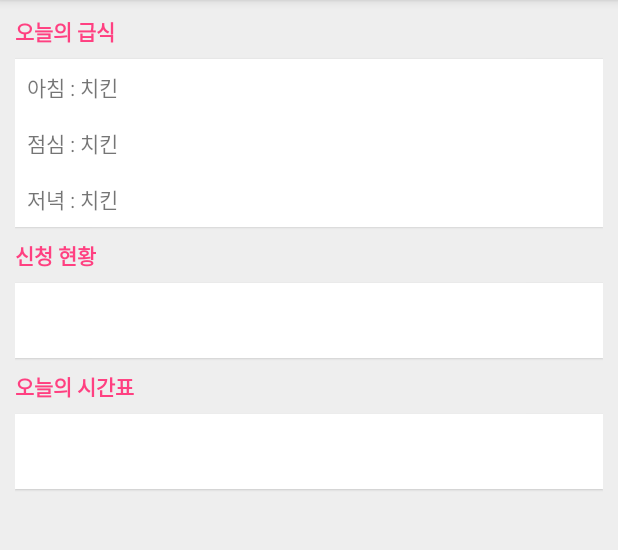
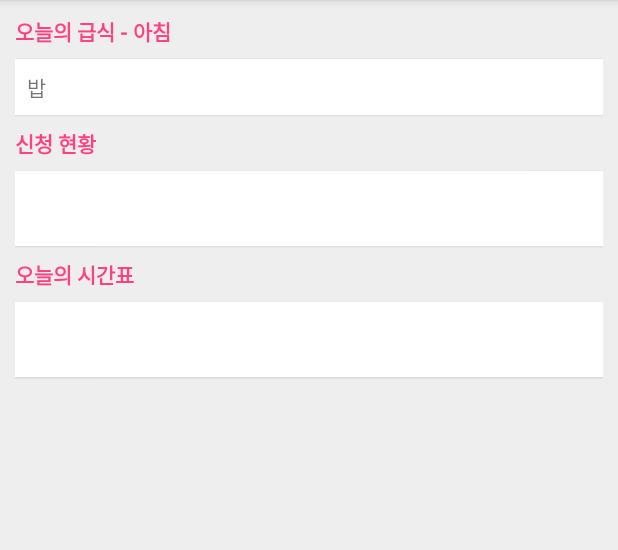
Before and after one commit to endlessdev/DimigoIN-Android, an Android app: the fragment BoardFragment placed in its activity, after a tap on an icon or button, on a phone screen of 412 x 824 dp, the part 84-634 px from its top. Run offline under Robolectric (Android 15) with nearby library versions, the phone set to English and light mode, and no system bars; our stand-ins replace ButterKnife; libraries missing offline, so code that uses them is left out: jp.wasabeef.glide; pictures from the network do not load; 12 statements that could not run were skipped; 1 other tap on this screen came first.

```diff
--- a/app/src/main/java/us/narin/dimigoin/api/ApiObject.java
+++ b/app/src/main/java/us/narin/dimigoin/api/ApiObject.java
@@ -4,12 +4,13 @@ import retrofit.GsonConverterFactory;
 import retrofit.Retrofit;
 
 public class ApiObject {
+    private static String baseURL;
 
     private static ApiRequests apiRequests;
 
     public static ApiRequests initClient(String baseUrl) {
 
-        if (apiRequests == null) {
+        if (apiRequests == null || !baseURL.equals(baseUrl)) {
 
             Retrofit retrofit = new Retrofit.Builder()
                     .baseUrl(baseUrl)
@@ -17,6 +18,8 @@ public class ApiObject {
                     .build();
 
             apiRequests = retrofit.create(ApiRequests.class);
+
+            baseURL = baseUrl;
         }
         return apiRequests;
     }
--- a/app/src/main/java/us/narin/dimigoin/api/ApiRequests.java
+++ b/app/src/main/java/us/narin/dimigoin/api/ApiRequests.java
@@ -59,4 +59,9 @@ public interface ApiRequests {
             @Field("ctegory") String submitCategory
     );
 
+    @GET("/pages/dimibob_getdata.php")
+    Call<Meal> requestMeal();
+
+
+
 }
--- a/app/src/main/java/us/narin/dimigoin/fragments/navigation/MainFragment.java
+++ b/app/src/main/java/us/narin/dimigoin/fragments/navigation/MainFragment.java
@@ -3,23 +3,100 @@ package us.narin.dimigoin.fragments.navigation;
 import android.os.Bundle;
 import android.support.design.widget.TabLayout;
 import android.support.v4.app.Fragment;
+import android.support.v4.widget.TextViewCompat;
 import android.view.LayoutInflater;
 import android.view.View;
 import android.view.ViewGroup;
+import android.widget.TextView;
+
+import java.text.SimpleDateFormat;
+import java.util.Date;
+
+import retrofit.Call;
+import retrofit.Callback;
+import retrofit.Response;
 import us.narin.dimigoin.R;
 import us.narin.dimigoin.activities.MainActivity;
+import us.narin.dimigoin.api.ApiObject;
+import us.narin.dimigoin.api.ApiRequests;
+import us.narin.dimigoin.model.pojo.Meal;
+import us.narin.dimigoin.util.Schema;
 
 public class MainFragment extends Fragment {
+    private ApiRequests apiRequests = ApiObject.initClient("http://dimigo.in");
+    private Call<Meal> meal;
+
+    private TextView txtMealTitle;
+    private TextView txtMealContent;
+
+    private int nowTime = Integer.valueOf((new SimpleDateFormat("HH")).format(new Date()));
 
     @Override
-    public View onCreateView(LayoutInflater inflater, ViewGroup container,
-                             Bundle savedInstanceState) {
+    public View onCreateView(LayoutInflater inflater, ViewGroup container, Bundle savedInstanceState) {
+        View returnView = designInit(inflater, container);
+
+        meal = apiRequests.requestMeal();
+        meal.enqueue(new Callback<Meal>() {
+            @Override
+            public void onResponse(Response<Meal> response) {
+                final Meal meals = response.body();
+
+                if(response.code() == 200) {
+                    String mealContent = "", mealTitle = "";
+
+                    if(nowTime <= 8) {
+                        mealContent = meals.getMealBreakfast();
+                        mealTitle = getString(R.string.home_title_today_meal_breakfast);
+                    } else if(nowTime <= 13) {
+                        mealContent = meals.getMealLunch();
+                        mealTitle = getString(R.string.home_title_today_meal_lunch);
+                    }else if(nowTime <= 18 || nowTime >= 18) {
+                        mealContent = meals.getMealDinner();
+                        mealTitle = getString(R.string.home_title_today_meal_dinner);
+                    } else {
+                        mealContent = getString(R.string.error_meal_get);
+                    }
+
+                    txtMealContent.setText(mealContent.replaceAll("/", " "));
+                    txtMealTitle.setText(mealTitle);
+                }
+
+            }
+
+            @Override
+            public void onFailure(Throwable t) {
+
+            }
+        });
+
+
+        return returnView;
+    }
+
+    private View designInit(LayoutInflater inflater, ViewGroup container) {
         View mView = inflater.inflate(R.layout.fragment_main, container, false);
 
         TabLayout tabLayout = ((MainActivity)getActivity()).mTabLayout;
         tabLayout.setVisibility(View.GONE);
 
+        txtMealTitle = (TextView)mView.findViewById(R.id.txt_meal_title);
+        txtMealContent = (TextView)mView.findViewById(R.id.txt_meal_content);
+
         return mView;
     }
 
+    private String unicodeDecoder(String uni) {
+        String str = uni.split(" ")[0];
+        str = str.replace("\\","");
+        String[] arr = str.split("u");
+
+        String decodeText = "";
+
+        for(int i = 1; i < arr.length; i++){
+            int hexVal = Integer.parseInt(arr[i], 16);
+            decodeText += (char)hexVal;
+        }
+
+        return decodeText;
+    }
 }
--- a/app/src/main/res/layout/fragment_main.xml
+++ b/app/src/main/res/layout/fragment_main.xml
@@ -21,11 +21,11 @@
             android:layout_marginTop="10dp"
             android:orientation="vertical">
 
-            <TextView
+            <TextView android:id="@+id/txt_meal_title"
                 style="@style/ContentTitle"
                 android:layout_width="wrap_content"
                 android:layout_height="wrap_content"
-                android:text="@string/home_title_today_meal" />
+                android:text="@string/home_title_today_meal_breakfast" />
 
             <android.support.v7.widget.CardView
                 style="@style/ContentCard"
@@ -40,25 +40,11 @@
                     android:orientation="vertical">
 
                     <TextView
-                        android:id="@+id/meal_breakfast"
+                        android:id="@+id/txt_meal_content"
                         android:layout_width="wrap_content"
                         android:layout_height="wrap_content"
                         android:layout_margin="8dp"
-                        android:text="아침 : 치킨" />
-
-                    <TextView
-                        android:id="@+id/meal_lunch"
-                        android:layout_width="wrap_content"
-                        android:layout_height="wrap_content"
-                        android:layout_margin="8dp"
-                        android:text="점심 : 치킨" />
-
-                    <TextView
-                        android:id="@+id/meal_evening"
-                        android:layout_width="wrap_content"
-                        android:layout_height="wrap_content"
-                        android:layout_margin="8dp"
-                        android:text="저녁 : 치킨" />
+                        android:text="밥" />
 
                 </LinearLayout>
 
--- a/app/src/main/res/values/strings.xml
+++ b/app/src/main/res/values/strings.xml
@@ -62,10 +62,14 @@
     <string name="login_failed_network_msg">네트워크를 확인해주세요.</string>
     <string name="login_succeed_msg">로그인 성공</string>
     <string name="login_processing_msg">로그인 중입니다.</string>
-    <string name="home_title_today_meal">오늘의 급식</string>
+    <string name="home_title_today_meal_breakfast">오늘의 급식 - 아침</string>
+    <string name="home_title_today_meal_lunch">오늘의 급식 - 점심</string>
+    <string name="home_title_today_meal_dinner">오늘의 급식 - 저녁</string>
     <string name="row_bbs_content_write_comment">댓글 작성</string>
     <string name="row_bbs_content_post_hit">좋아요</string>
     <string name="row_bbs_content_more_info">더 보기</string>
     <string name="title_activity_editor">EditorActivity</string>
 
+    <string name="error_meal_get">급식을 불러오는중 문제가 발생했습니다</string>
+
 </resources>
--- a/build.gradle
+++ b/build.gradle
@@ -7,7 +7,7 @@ buildscript {
         mavenCentral()
     }
     dependencies {
-        classpath 'com.android.tools.build:gradle:2.0.0'
+        classpath 'com.android.tools.build:gradle:2.1.0'
         classpath 'me.tatarka:gradle-retrolambda:3.2.3'
         // NOTE: Do not place your application dependencies here; they belong
         // in the individual module build.gradle files
```
Also changed, not shown: app/src/main/java/us/narin/dimigoin/model/pojo/Meal.java (+35 -17 lines), gradle/wrapper/gradle-wrapper.properties, 1 other file.
